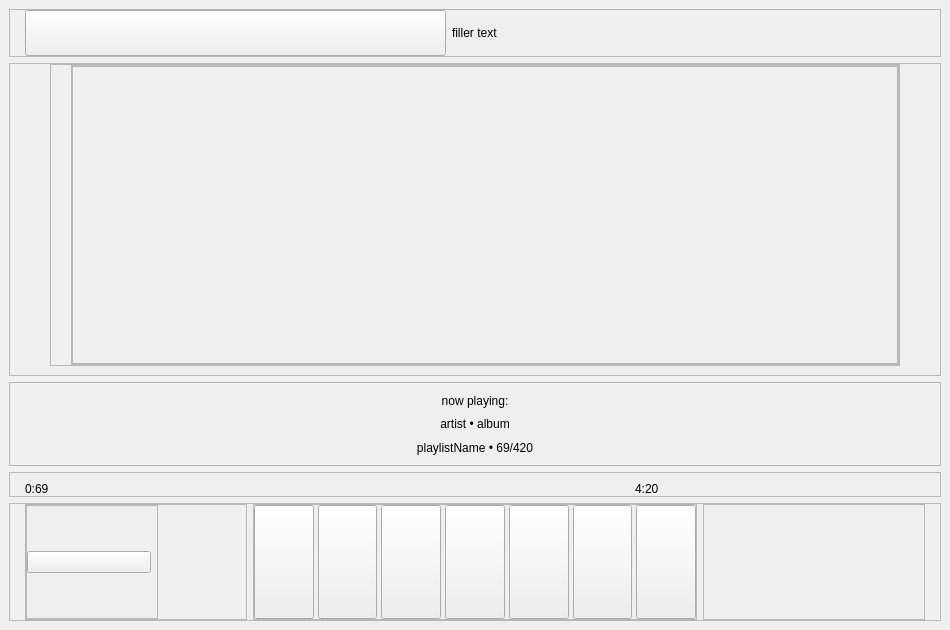
Before: the Qt Designer form classes/generatedui/mainwindow.ui in moltenlavaguava/peanut, drawn with Qt 5.
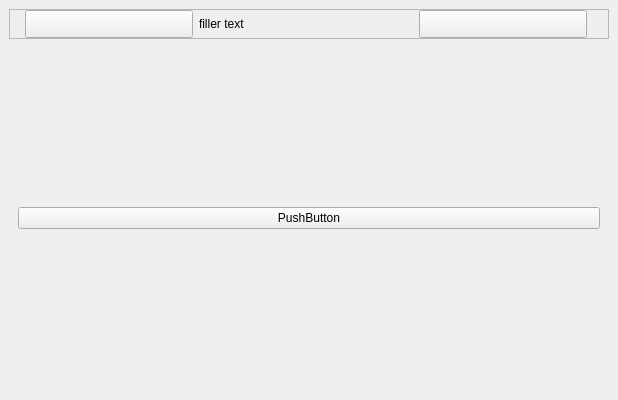
After: the same form once the commit is applied. Icons and pictures are not drawn. Custom widgets are drawn as their Qt base class.

Commit message: feat: added (empty) settings page

The edit to the form file:
```diff
--- a/classes/generatedui/mainwindow.ui
+++ b/classes/generatedui/mainwindow.ui
@@ -6,8 +6,8 @@
    <rect>
     <x>0</x>
     <y>0</y>
-    <width>950</width>
-    <height>630</height>
+    <width>618</width>
+    <height>400</height>
    </rect>
   </property>
   <property name="windowTitle">
@@ -166,7 +166,7 @@
       <property name="frameShadow">
        <enum>QFrame::Shadow::Raised</enum>
       </property>
-      <layout class="QHBoxLayout" name="horizontalLayout" stretch="0,0,0,0">
+      <layout class="QHBoxLayout" name="horizontalLayout" stretch="0,0,0,0,0">
        <property name="leftMargin">
         <number>15</number>
        </property>
@@ -216,6 +216,20 @@
          </property>
         </spacer>
        </item>
+       <item>
+        <widget class="CircleImageButton" name="action_settings">
+         <property name="sizePolicy">
+          <sizepolicy hsizetype="Expanding" vsizetype="Expanding">
+           <horstretch>0</horstretch>
+           <verstretch>0</verstretch>
+          </sizepolicy>
+         </property>
+         <property name="icon">
+          <iconset resource="../../resources.qrc">
+           <normaloff>:/buttons/resources/white/settings.png</normaloff>:/buttons/resources/white/settings.png</iconset>
+         </property>
+        </widget>
+       </item>
        <item>
         <widget class="SquareFrame" name="container_loadFrame">
          <widget class="LoadWidget" name="info_loading" native="true">
@@ -245,7 +259,7 @@
        </sizepolicy>
       </property>
       <property name="currentIndex">
-       <number>0</number>
+       <number>1</number>
       </property>
       <widget class="QWidget" name="page_audioPlayer">
        <property name="sizePolicy">
@@ -424,8 +438,8 @@
                      <rect>
                       <x>0</x>
                       <y>0</y>
-                      <width>814</width>
-                      <height>300</height>
+                      <width>482</width>
+                      <height>94</height>
                      </rect>
                     </property>
                     <property name="layoutDirection">
@@ -887,6 +901,17 @@
         </item>
        </layout>
       </widget>
+      <widget class="QWidget" name="page_settings">
+       <layout class="QHBoxLayout" name="horizontalLayout_10">
+        <item>
+         <widget class="QPushButton" name="pushButton">
+          <property name="text">
+           <string>PushButton</string>
+          </property>
+         </widget>
+        </item>
+       </layout>
+      </widget>
       <widget class="QWidget" name="page_playlistSelector">
        <property name="sizePolicy">
         <sizepolicy hsizetype="Preferred" vsizetype="Preferred">
```
Left out of the diff: 4 changed lines with no effect on the pictures. The commit also changes 5 other files.
